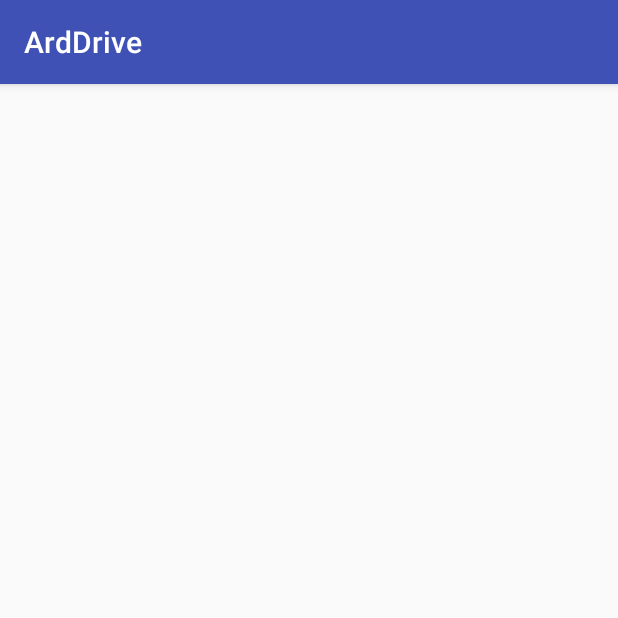
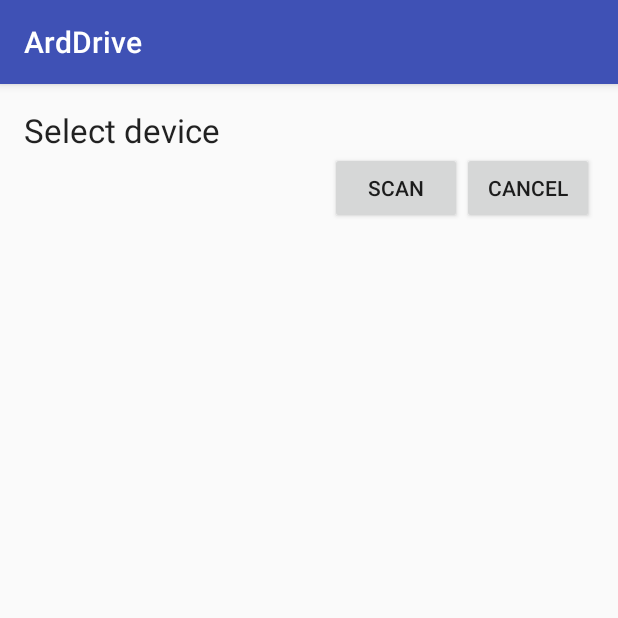
Before and after one commit to PaulMurrayCbr/ArdDrive, an Android app: the SelectDevice screen opened directly, with no data from a screen before it, on a phone screen of 412 x 824 dp, the top half of it. Run offline under Robolectric (Android 15) with nearby library versions, the phone set to English and light mode, and no system bars.

Commit message:
Device list object

```diff
--- a/app/src/main/java/pmurray_at_bigpond_dot_com/arddrive/SelectDevice.java
+++ b/app/src/main/java/pmurray_at_bigpond_dot_com/arddrive/SelectDevice.java
@@ -1,13 +1,51 @@
 package pmurray_at_bigpond_dot_com.arddrive;
 
+import android.bluetooth.BluetoothAdapter;
+import android.bluetooth.BluetoothDevice;
+import android.content.Context;
 import android.support.v7.app.AppCompatActivity;
 import android.os.Bundle;
+import android.view.LayoutInflater;
+import android.view.View;
+import android.view.ViewGroup;
+import android.widget.ArrayAdapter;
+import android.widget.ListView;
+import android.widget.TextView;
+
+import java.util.ArrayList;
+import java.util.List;
 
 public class SelectDevice extends AppCompatActivity {
+    BluetoothAdapter btAdapter;
+    final ArrayList<BluetoothDevice> devices = new ArrayList<BluetoothDevice>();
+
+    static class BtDeviceAdapter extends ArrayAdapter<BluetoothDevice> {
+        public BtDeviceAdapter(Context context, List<BluetoothDevice> devices) {
+            super(context, R.layout.device_list_item, devices);
+        }
+
+        @Override
+        public View getView(int position, View convertView, ViewGroup parent) {
+            // Get the data item for this position
+            BluetoothDevice device = getItem(position);
+            // Check if an existing view is being reused, otherwise inflate the view
+            if (convertView == null) {
+                convertView = LayoutInflater.from(getContext()).inflate(R.layout.device_list_item, parent, false);
+            }
+            // Lookup view for data population
+            TextView name = (TextView) convertView.findViewById(R.id.bluetoothName);
+            TextView addr = (TextView) convertView.findViewById(R.id.bluetoothAddress);
+            // Populate the data into the template view using the data object
+            name.setText(device.getName());
+            addr.setText(device.getAddress());
+            return convertView;
+        }
+    }
 
     @Override
     protected void onCreate(Bundle savedInstanceState) {
         super.onCreate(savedInstanceState);
         setContentView(R.layout.activity_select_device);
+        ((ListView) findViewById(R.id.devicesList)).setAdapter(new BtDeviceAdapter(this, devices));
     }
 }
--- a/app/src/main/res/layout/activity_select_device.xml
+++ b/app/src/main/res/layout/activity_select_device.xml
@@ -1,12 +1,54 @@
 <?xml version="1.0" encoding="utf-8"?>
-<RelativeLayout xmlns:android="http://schemas.android.com/apk/res/android"
+<LinearLayout xmlns:android="http://schemas.android.com/apk/res/android"
     xmlns:tools="http://schemas.android.com/tools"
     android:layout_width="match_parent"
     android:layout_height="match_parent"
+    android:orientation="vertical"
     android:paddingBottom="@dimen/activity_vertical_margin"
     android:paddingLeft="@dimen/activity_horizontal_margin"
     android:paddingRight="@dimen/activity_horizontal_margin"
     android:paddingTop="@dimen/activity_vertical_margin"
     tools:context="pmurray_at_bigpond_dot_com.arddrive.SelectDevice">
 
-</RelativeLayout>
+
+    <TextView
+        android:layout_width="match_parent"
+        android:layout_height="wrap_content"
+        android:textAppearance="?android:attr/textAppearanceLarge"
+        android:text="Select device"
+        android:id="@+id/textView"
+        android:layout_gravity="top" />
+
+    <ListView
+        android:layout_width="match_parent"
+        android:layout_height="wrap_content"
+        android:id="@+id/devicesList"
+        android:clickable="true"
+        android:choiceMode="singleChoice"
+        android:longClickable="false" />
+
+
+    <LinearLayout
+        android:orientation="horizontal"
+        android:layout_width="match_parent"
+        android:layout_height="wrap_content"
+        android:layout_gravity="right"
+        android:gravity="right">
+
+        <Button
+            android:layout_width="wrap_content"
+            android:layout_height="wrap_content"
+            android:text="Scan"
+            android:id="@+id/scanButton"
+            android:layout_gravity="bottom|right" />
+        <Button
+            android:layout_width="wrap_content"
+            android:layout_height="wrap_content"
+            android:text="Cancel"
+            android:id="@+id/cancelButton"
+            android:layout_gravity="bottom|right" />
+
+    </LinearLayout>
+
+
+</LinearLayout>
```
Also changed, not shown: app/src/main/res/layout/device_list_item.xml (added, +23 -0 lines).
